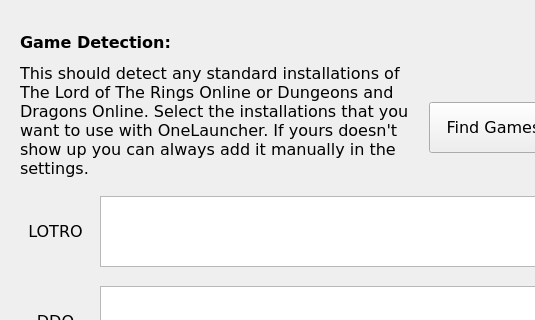
The window that OneLauncher/ui/winSetupWizard.ui (JuneStepp/OneLauncher) describes before a commit, drawn with Qt 5; both pictures show x 0 to 535 and y 0 to 320 of the 621 by 411 pixel window.
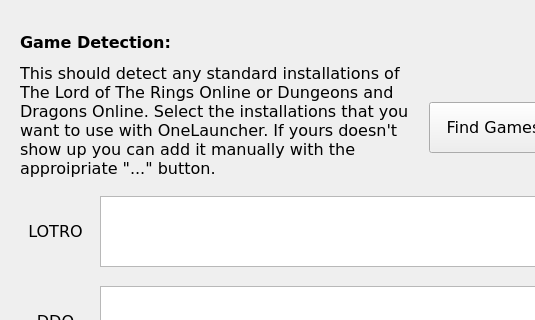
The same window after the commit. The open tabs and pages were chosen to show the change.

Commit message: Updated setup wizard instructions

What changed in the file:
```diff
--- a/OneLauncher/ui/winSetupWizard.ui
+++ b/OneLauncher/ui/winSetupWizard.ui
@@ -105,7 +105,7 @@
       </rect>
      </property>
      <property name="text">
-      <string>&lt;html&gt;&lt;head/&gt;&lt;body&gt;&lt;p&gt;&lt;span style=&quot; font-weight:600;&quot;&gt;Game Detection:&lt;/span&gt;&lt;/p&gt;&lt;p&gt;This should detect any standard installations of The Lord of The Rings Online or Dungeons and Dragons Online. Select the installations that you want to use with OneLauncher. If yours doesn't show up you can always add it manually in the settings.&lt;/p&gt;&lt;/body&gt;&lt;/html&gt;</string>
+      <string>&lt;html&gt;&lt;head/&gt;&lt;body&gt;&lt;p&gt;&lt;span style=&quot; font-weight:600;&quot;&gt;Game Detection:&lt;/span&gt;&lt;/p&gt;&lt;p&gt;This should detect any standard installations of The Lord of The Rings Online or Dungeons and Dragons Online. Select the installations that you want to use with OneLauncher. If yours doesn't show up you can add it manually with the approipriate "..." button.&lt;/p&gt;&lt;/body&gt;&lt;/html&gt;</string>
      </property>
      <property name="wordWrap">
       <bool>true</bool>
```
Left out of the diff: 2 changed lines with no effect on the pictures.
